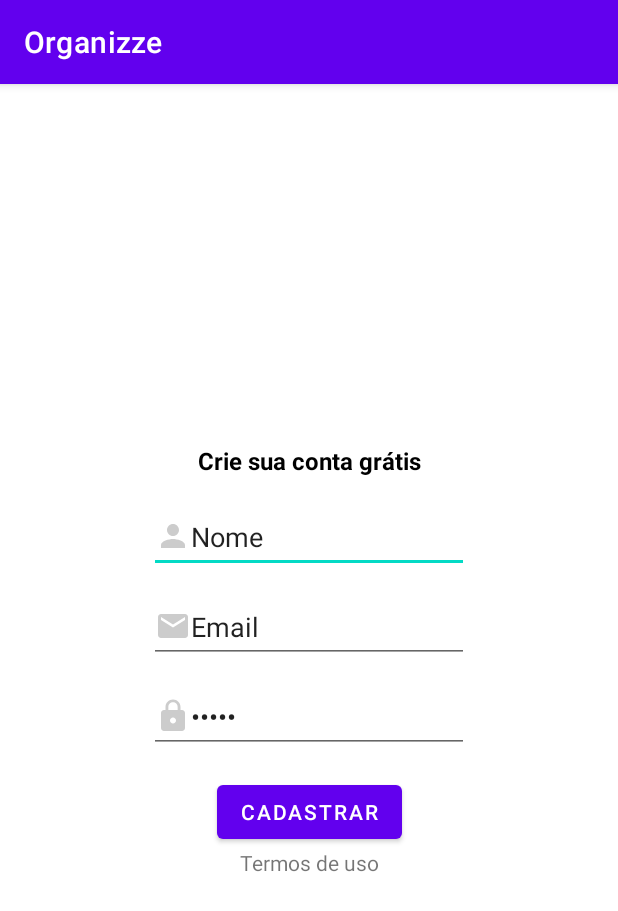
After one commit to Rian-Noronha/Organizze, an Android app: the CadastroActivity screen opened directly, with no data from a screen before it, on a phone screen of 412 x 824 dp. The commit adds this screen. Shown: the top 911 px of the screen. Run offline under Robolectric (Android 15) with nearby library versions, the phone set to English and light mode, and no system bars.

Commit message:
Creation of introduction screen to login and register which finalize the part of Slider. I created too the final screen of login and register.

```diff
--- /dev/null
+++ b/app/src/main/java/com/rn/organizze/CadastroActivity.java
@@ -0,0 +1,14 @@
+package com.rn.organizze;
+
+import androidx.appcompat.app.AppCompatActivity;
+
+import android.os.Bundle;
+
+public class CadastroActivity extends AppCompatActivity {
+
+    @Override
+    protected void onCreate(Bundle savedInstanceState) {
+        super.onCreate(savedInstanceState);
+        setContentView(R.layout.activity_cadastro);
+    }
+}
--- /dev/null
+++ b/app/src/main/res/drawable/ic_cadeado_cinza_24.xml
@@ -0,0 +1,5 @@
+<vector android:height="24dp" android:tint="#CCCCCC"
+    android:viewportHeight="24" android:viewportWidth="24"
+    android:width="24dp" xmlns:android="http://schemas.android.com/apk/res/android">
+    <path android:fillColor="#CCCCCC" android:pathData="M18,8h-1L17,6c0,-2.76 -2.24,-5 -5,-5S7,3.24 7,6v2L6,8c-1.1,0 -2,0.9 -2,2v10c0,1.1 0.9,2 2,2h12c1.1,0 2,-0.9 2,-2L20,10c0,-1.1 -0.9,-2 -2,-2zM12,17c-1.1,0 -2,-0.9 -2,-2s0.9,-2 2,-2 2,0.9 2,2 -0.9,2 -2,2zM15.1,8L8.9,8L8.9,6c0,-1.71 1.39,-3.1 3.1,-3.1 1.71,0 3.1,1.39 3.1,3.1v2z"/>
+</vector>
--- /dev/null
+++ b/app/src/main/res/drawable/ic_email_cinza_24.xml
@@ -0,0 +1,5 @@
+<vector android:height="24dp" android:tint="#CCCCCC"
+    android:viewportHeight="24" android:viewportWidth="24"
+    android:width="24dp" xmlns:android="http://schemas.android.com/apk/res/android">
+    <path android:fillColor="@android:color/white" android:pathData="M20,4L4,4c-1.1,0 -1.99,0.9 -1.99,2L2,18c0,1.1 0.9,2 2,2h16c1.1,0 2,-0.9 2,-2L22,6c0,-1.1 -0.9,-2 -2,-2zM20,8l-8,5 -8,-5L4,6l8,5 8,-5v2z"/>
+</vector>
--- /dev/null
+++ b/app/src/main/res/drawable/ic_pessoa_cinza_24.xml
@@ -0,0 +1,5 @@
+<vector android:height="24dp" android:tint="#CCCCCC"
+    android:viewportHeight="24" android:viewportWidth="24"
+    android:width="24dp" xmlns:android="http://schemas.android.com/apk/res/android">
+    <path android:fillColor="@android:color/white" android:pathData="M12,12c2.21,0 4,-1.79 4,-4s-1.79,-4 -4,-4 -4,1.79 -4,4 1.79,4 4,4zM12,14c-2.67,0 -8,1.34 -8,4v2h16v-2c0,-2.66 -5.33,-4 -8,-4z"/>
+</vector>
--- /dev/null
+++ b/app/src/main/res/layout/activity_cadastro.xml
@@ -0,0 +1,88 @@
+<?xml version="1.0" encoding="utf-8"?>
+<androidx.constraintlayout.widget.ConstraintLayout xmlns:android="http://schemas.android.com/apk/res/android"
+    xmlns:app="http://schemas.android.com/apk/res-auto"
+    xmlns:tools="http://schemas.android.com/tools"
+    android:layout_width="match_parent"
+    android:layout_height="match_parent"
+    tools:context=".CadastroActivity">
+
+    <TextView
+        android:id="@+id/textView6"
+        android:layout_width="wrap_content"
+        android:layout_height="wrap_content"
+        android:layout_marginBottom="16dp"
+        android:textColor="@color/black"
+        android:textStyle="bold"
+        android:textSize="16sp"
+        android:text="@string/title_cadastro"
+        app:layout_constraintBottom_toTopOf="@+id/editTextTextPersonName2"
+        app:layout_constraintEnd_toEndOf="parent"
+        app:layout_constraintStart_toStartOf="parent"
+        app:layout_constraintTop_toTopOf="parent"
+        app:layout_constraintVertical_chainStyle="packed" />
+
+    <EditText
+        android:id="@+id/editTextTextPersonName2"
+        android:layout_width="wrap_content"
+        android:layout_height="wrap_content"
+        android:layout_marginBottom="12dp"
+        android:drawableLeft="@drawable/ic_pessoa_cinza_24"
+        android:ems="10"
+        android:minHeight="48dp"
+        android:inputType="textPersonName"
+        android:text="Nome"
+        app:layout_constraintBottom_toTopOf="@+id/editTextTextPersonName3"
+        app:layout_constraintEnd_toEndOf="parent"
+        app:layout_constraintStart_toStartOf="parent"
+        app:layout_constraintTop_toBottomOf="@+id/textView6" />
+
+    <EditText
+        android:id="@+id/editTextTextPersonName3"
+        android:layout_width="wrap_content"
+        android:layout_height="wrap_content"
+        android:layout_marginBottom="12dp"
+        android:drawableLeft="@drawable/ic_email_cinza_24"
+        android:minHeight="48dp"
+        android:ems="10"
+        android:inputType="textPersonName"
+        android:text="Email"
+        app:layout_constraintBottom_toTopOf="@+id/editTextTextPersonName4"
+        app:layout_constraintEnd_toEndOf="parent"
+        app:layout_constraintStart_toStartOf="parent"
+        app:layout_constraintTop_toBottomOf="@+id/editTextTextPersonName2" />
+
+    <EditText
+        android:id="@+id/editTextTextPersonName4"
+        android:layout_width="wrap_content"
+        android:layout_height="wrap_content"
+        android:minHeight="48dp"
+        android:drawableLeft="@drawable/ic_cadeado_cinza_24"
+        android:ems="10"
+        android:inputType="textPersonName|textPassword"
+        android:text="Senha"
+        app:layout_constraintBottom_toTopOf="@+id/button2"
+        app:layout_constraintEnd_toEndOf="parent"
+        app:layout_constraintStart_toStartOf="parent"
+        app:layout_constraintTop_toBottomOf="@+id/editTextTextPersonName3" />
+
+    <Button
+        android:id="@+id/button2"
+        android:layout_width="wrap_content"
+        android:layout_height="wrap_content"
+        android:layout_marginTop="15dp"
+        android:text="@string/btn_cadastro"
+        app:layout_constraintBottom_toTopOf="@+id/textView7"
+        app:layout_constraintEnd_toEndOf="parent"
+        app:layout_constraintStart_toStartOf="parent"
+        app:layout_constraintTop_toBottomOf="@+id/editTextTextPersonName4" />
+
+    <TextView
+        android:id="@+id/textView7"
+        android:layout_width="wrap_content"
+        android:layout_height="wrap_content"
+        android:text="@string/termo_uso_cadastro"
+        app:layout_constraintBottom_toBottomOf="parent"
+        app:layout_constraintEnd_toEndOf="parent"
+        app:layout_constraintStart_toStartOf="parent"
+        app:layout_constraintTop_toBottomOf="@+id/button2" />
+</androidx.constraintlayout.widget.ConstraintLayout>
--- a/app/src/main/res/values/strings.xml
+++ b/app/src/main/res/values/strings.xml
@@ -8,4 +8,13 @@
     <string name="desc2_img_tres">Receba alertas quando quiser</string>
     <string name="desc1_img_quatro">Tudo organizado no celular ou computador</string>
     <string name="desc2_img_quatro">Use no seu smartphone ou acesse o Organizze pelo site</string>
+    <string name="desc1_cadastro">Crie sua conta grátis</string>
+    <string name="desc2_cadastro">Junte-se a mais de um milhão de pessoas nesta grande aplicação de resolver problemas financeiros</string>
+    <string name="txt_btn">CADASTRE-SE</string>
+    <string name="desc3_cadastro">Já tenho conta</string>
+    <string name="title_cadastro">Crie sua conta grátis</string>
+    <string name="btn_cadastro">CADASTRAR</string>
+    <string name="btn_login">ENTRAR</string>
+    <string name="termo_uso_cadastro">Termos de uso</string>
+    <string name="title_login">Acesse sua conta</string>
 </resources>
```
Also changed, not shown: app/src/main/AndroidManifest.xml (+8 -2 lines), app/src/main/java/com/rn/organizze/LoginActivity.java (added, +14 -0 lines), app/src/main/java/com/rn/organizze/MainActivity.java (+18 -0 lines), app/src/main/res/layout/activity_login.xml (added, +60 -0 lines), app/src/main/res/layout/intro_cadastro.xml (added, +63 -0 lines).
